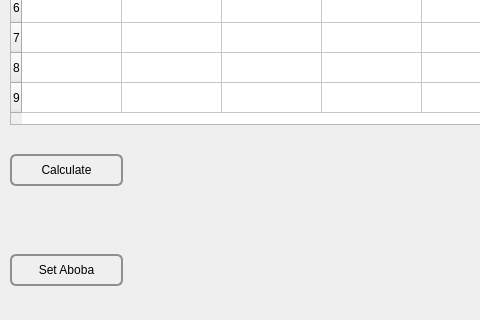
Old version of the form mainwindow.ui in the repository dimakovua/MyQtExcel; both pictures show x 0 to 480 and y 205 to 525 of the 737 by 525 pixel window.
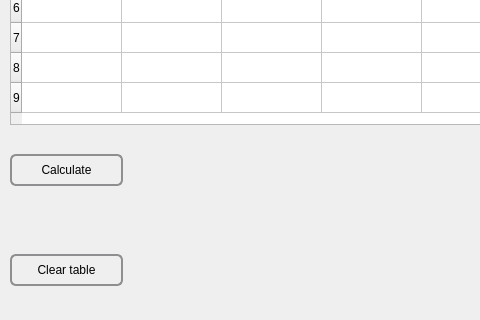
New version of the form.

```diff
--- a/mainwindow.ui
+++ b/mainwindow.ui
@@ -177,7 +177,7 @@
 }</string>
     </property>
     <property name="text">
-     <string>Set Aboba</string>
+     <string>Clear table</string>
     </property>
    </widget>
   </widget>
```
Left out of the diff: 2 changed lines with no effect on the pictures.
